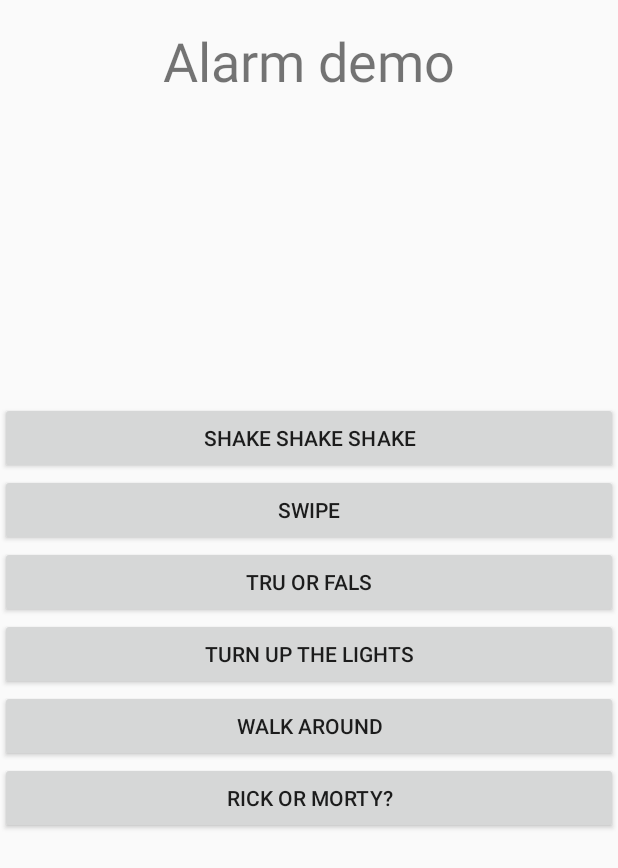
After one commit to Hermanio/puzzle-alarm-clock, an Android app: the AlarmDemoActivity screen opened directly, with no data from a screen before it, on a phone screen of 412 x 824 dp. The commit adds this screen. Shown: the top 868 px of the screen. Run offline under Robolectric (Android 15) with nearby library versions, the phone set to English and light mode, and no system bars.

Commit message:
changes to alarm clock endings

```diff
--- /dev/null
+++ b/PuzzleAlarmClock/app/src/main/java/ee/unapuu/herman/puzzlealarmclock/AlarmDemoActivity.java
@@ -0,0 +1,65 @@
+package ee.unapuu.herman.puzzlealarmclock;
+
+import android.app.Activity;
+import android.app.PendingIntent;
+import android.content.Intent;
+import android.os.Bundle;
+import android.view.View;
+
+import ee.unapuu.herman.puzzlealarmclock.alarmtypes.ShakeShakeShakeActivity;
+import ee.unapuu.herman.puzzlealarmclock.alarmtypes.SwipingActivity;
+import ee.unapuu.herman.puzzlealarmclock.alarmtypes.TrueOrFalseActivity;
+import ee.unapuu.herman.puzzlealarmclock.alarmtypes.TurnUpTheLightsActivity;
+import ee.unapuu.herman.puzzlealarmclock.alarmtypes.WalkAroundActivity;
+import ee.unapuu.herman.puzzlealarmclock.alarmtypes.WhoIsTalkingActivity;
+
+/**
+ * Created by toks on 29.05.17.
+ */
+
+public class AlarmDemoActivity extends Activity implements View.OnClickListener{
+
+    @Override
+    protected void onCreate(Bundle savedInstanceState) {
+        super.onCreate(savedInstanceState);
+        setContentView(R.layout.activity_alarm_demo);
+        findViewById(R.id.shakeShakeShakeDemo).setOnClickListener(this);
+        findViewById(R.id.swipeDemo).setOnClickListener(this);
+        findViewById(R.id.trueOrFalseDemo).setOnClickListener(this);
+        findViewById(R.id.turnUpTheLightsDemo).setOnClickListener(this);
+        findViewById(R.id.walkAroundDemo).setOnClickListener(this);
+        findViewById(R.id.rickOrMortyDemo).setOnClickListener(this);
+
+    }
+
+    @Override
+    public void onClick(View v) {
+        Intent i;
+        switch (v.getId()) {
+            case R.id.shakeShakeShakeDemo:
+                i = new Intent(this, ShakeShakeShakeActivity.class);
+                startActivity(i);
+                break;
+            case R.id.swipeDemo:
+                i = new Intent(this, SwipingActivity.class);
+                startActivity(i);
+                break;
+            case R.id.trueOrFalseDemo:
+                i = new Intent(this, TrueOrFalseActivity.class);
+                startActivity(i);
+                break;
+            case R.id.turnUpTheLightsDemo:
+                i = new Intent(this, TurnUpTheLightsActivity.class);
+                startActivity(i);
+                break;
+            case R.id.walkAroundDemo:
+                i = new Intent(this, WalkAroundActivity.class);
+                startActivity(i);
+                break;
+            case R.id.rickOrMortyDemo:
+                i = new Intent(this, WhoIsTalkingActivity.class);
+                startActivity(i);
+                break;
+        }
+    }
+}
--- a/PuzzleAlarmClock/app/src/main/java/ee/unapuu/herman/puzzlealarmclock/alarmtypes/TurnUpTheLightsActivity.java
+++ b/PuzzleAlarmClock/app/src/main/java/ee/unapuu/herman/puzzlealarmclock/alarmtypes/TurnUpTheLightsActivity.java
@@ -38,7 +38,7 @@ public class TurnUpTheLightsActivity extends Activity implements SensorEventList
         float lightSensorReading = event.values[0];
         if (lightSensorReading > LIGHT_THRESHOLD) {
             //obviously pointed to the source
-            stopAlarm();
+            stopAlarmSuccessfully();
         }
     }
 
@@ -61,7 +61,7 @@ public class TurnUpTheLightsActivity extends Activity implements SensorEventList
         mSensorManager.unregisterListener(this);
     }
 
-    private void stopAlarm() {
+    private void stopAlarmSuccessfully() {
         music.stop();
         //clear alarms here
 
--- /dev/null
+++ b/PuzzleAlarmClock/app/src/main/res/layout/activity_alarm_demo.xml
@@ -0,0 +1,70 @@
+<?xml version="1.0" encoding="utf-8"?>
+<android.support.constraint.ConstraintLayout
+    xmlns:android="http://schemas.android.com/apk/res/android"
+    xmlns:app="http://schemas.android.com/apk/res-auto"
+    xmlns:tools="http://schemas.android.com/tools"
+    android:layout_width="match_parent"
+    android:layout_height="match_parent">
+
+    <TextView
+        android:id="@+id/textView7"
+        android:layout_width="wrap_content"
+        android:layout_height="wrap_content"
+        android:layout_marginBottom="8dp"
+        android:layout_marginTop="16dp"
+        android:text="Alarm demo"
+        android:textSize="36sp"
+        app:layout_constraintBottom_toBottomOf="parent"
+        app:layout_constraintLeft_toLeftOf="parent"
+        app:layout_constraintRight_toRightOf="parent"
+        app:layout_constraintTop_toTopOf="parent"
+        app:layout_constraintVertical_bias="0.0" />
+
+    <LinearLayout
+        android:layout_width="0dp"
+        android:layout_height="0dp"
+        android:layout_marginTop="0dp"
+        android:gravity="center_vertical"
+        android:orientation="vertical"
+        app:layout_constraintBottom_toBottomOf="parent"
+        app:layout_constraintLeft_toLeftOf="parent"
+        app:layout_constraintRight_toRightOf="parent"
+        app:layout_constraintTop_toTopOf="parent">
+
+        <Button
+            android:id="@+id/shakeShakeShakeDemo"
+            android:layout_width="match_parent"
+            android:layout_height="wrap_content"
+            android:text="Shake shake shake" />
+
+        <Button
+            android:id="@+id/swipeDemo"
+            android:layout_width="match_parent"
+            android:layout_height="wrap_content"
+            android:text="Swipe" />
+
+        <Button
+            android:id="@+id/trueOrFalseDemo"
+            android:layout_width="match_parent"
+            android:layout_height="wrap_content"
+            android:text="Tru or Fals" />
+
+        <Button
+            android:id="@+id/turnUpTheLightsDemo"
+            android:layout_width="match_parent"
+            android:layout_height="wrap_content"
+            android:text="Turn up the lights" />
+
+        <Button
+            android:id="@+id/walkAroundDemo"
+            android:layout_width="match_parent"
+            android:layout_height="wrap_content"
+            android:text="Walk around" />
+
+        <Button
+            android:id="@+id/rickOrMortyDemo"
+            android:layout_width="match_parent"
+            android:layout_height="wrap_content"
+            android:text="Rick OR Morty?" />
+    </LinearLayout>
+</android.support.constraint.ConstraintLayout>
```
Also changed, not shown: PuzzleAlarmClock/app/src/main/AndroidManifest.xml (+8 -2 lines), PuzzleAlarmClock/app/src/main/java/ee/unapuu/herman/puzzlealarmclock/AlarmTarget.java (+40 -0 lines), PuzzleAlarmClock/app/src/main/java/ee/unapuu/herman/puzzlealarmclock/MainActivity.java (+7 -2 lines), PuzzleAlarmClock/app/src/main/java/ee/unapuu/herman/puzzlealarmclock/alarmresult/AlarmEndActivity.java (added, +27 -0 lines), PuzzleAlarmClock/app/src/main/java/ee/unapuu/herman/puzzlealarmclock/alarmresult/PenaltyAlarmActivity.java (added, +36 -0 lines), PuzzleAlarmClock/app/src/main/java/ee/unapuu/herman/puzzlealarmclock/alarmtypes/ShakeShakeShakeActivity.java (+6 -2 lines), PuzzleAlarmClock/app/src/main/java/ee/unapuu/herman/puzzlealarmclock/alarmtypes/SwipingActivity.java (+12 -3 lines), PuzzleAlarmClock/app/src/main/java/ee/unapuu/herman/puzzlealarmclock/alarmtypes/TrueOrFalseActivity.java (+16 -28 lines), PuzzleAlarmClock/app/src/main/java/ee/unapuu/herman/puzzlealarmclock/alarmtypes/WalkAroundActivity.java (+15 -3 lines), PuzzleAlarmClock/app/src/main/java/ee/unapuu/herman/puzzlealarmclock/alarmtypes/WhoIsTalkingActivity.java (+8 -5 lines), PuzzleAlarmClock/app/src/main/java/ee/unapuu/herman/puzzlealarmclock/service/ActivityRecognizedService.java (+18 -2 lines), PuzzleAlarmClock/app/src/main/res/layout/activity_alarm_end.xml (added, +23 -0 lines), PuzzleAlarmClock/app/src/main/res/layout/activity_main.xml (+14 -0 lines), PuzzleAlarmClock/app/src/main/res/layout/activity_penalty_alarm.xml (added, +19 -0 lines), 1 more files.
